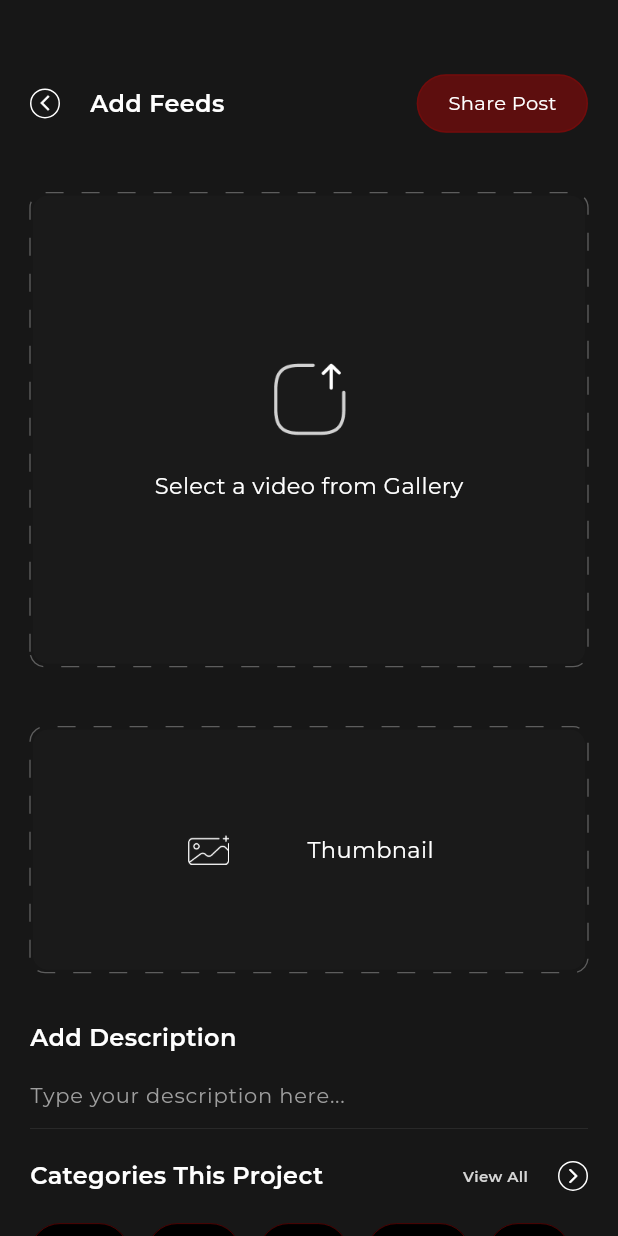
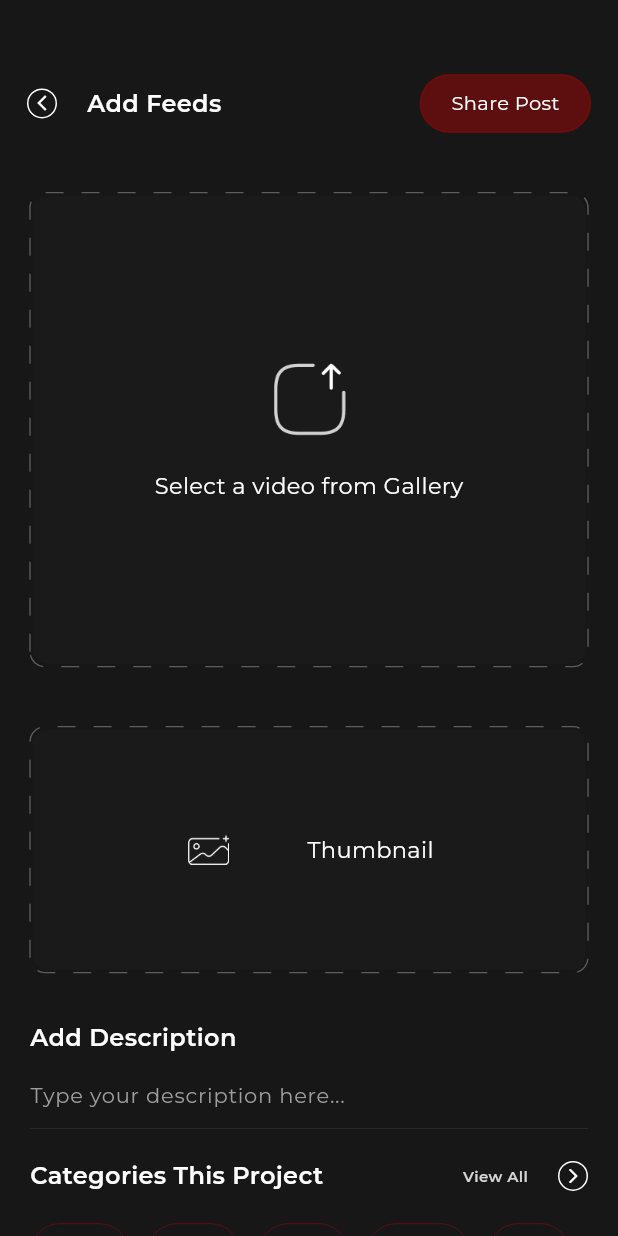
Before and after one commit to AhammedRisvin/video_feed_app, a Flutter app: the AddFeedsView screen opened by its route, on a phone screen of 412 x 824 dp. Run offline on Flutter 3.47's test engine with Material 3 defaults, Android fonts, the phone set to English and light mode, and no system bars; drawn by our look-alikes of dotted_border; our stand-ins replace cached_network_image, google_fonts, shared_preferences; accounts and stored records are empty.

Commit message:
ui completed with small updates

```diff
--- a/lib/screens/add_feeds_view/view/add_feeds_view.dart
+++ b/lib/screens/add_feeds_view/view/add_feeds_view.dart
@@ -13,14 +13,19 @@ class AddFeedsView extends StatelessWidget {
   @override
   Widget build(BuildContext context) {
     return Scaffold(
-      body: SingleChildScrollView(
+      body: Column(
+        crossAxisAlignment: CrossAxisAlignment.start,
+        children: [
+          SizeBoxH(Responsive.height * 6),
+          _buildHeader(context),
+          SizeBoxH(10),
+          Expanded(
+            child: SingleChildScrollView(
               padding: const EdgeInsets.symmetric(horizontal: 20),
               child: Column(
                 crossAxisAlignment: CrossAxisAlignment.start,
                 children: [
-            SizeBoxH(Responsive.height * 6),
-            _buildHeader(context),
-            SizeBoxH(40),
+                  SizeBoxH(30),
                   _buildVideoPicker(),
                   SizeBoxH(40),
                   _buildThumbnailPicker(),
@@ -33,14 +38,20 @@ class AddFeedsView extends StatelessWidget {
                   _buildCategoryHeader(),
                   SizeBoxH(20),
                   const CategorySelector(),
+                  SizeBoxH(100),
                 ],
               ),
+            ),
+          ),
+        ],
       ),
     );
   }
 
   Widget _buildHeader(BuildContext context) {
-    return Row(
+    return Padding(
+      padding: const EdgeInsets.symmetric(horizontal: 18.0),
+      child: Row(
         children: [
           GestureDetector(
             onTap: () => Navigator.pop(context),
@@ -70,6 +81,7 @@ class AddFeedsView extends StatelessWidget {
             ),
           ),
         ],
+      ),
     );
   }
 
--- a/lib/screens/add_feeds_view/view/widget/category_selector_widget.dart
+++ b/lib/screens/add_feeds_view/view/widget/category_selector_widget.dart
@@ -22,7 +22,7 @@ class CategorySelector extends StatelessWidget {
               child: Container(
                 padding: const EdgeInsets.symmetric(horizontal: 12, vertical: 12),
                 decoration: BoxDecoration(
-                  color: isSelected ? const Color(0xffC70000).withOpacity(0.4) : Colors.black,
+                  color: isSelected ? const Color(0xffC70000).withOpacity(0.4) : Colors.transparent,
                   borderRadius: BorderRadius.circular(20),
                   border: Border.all(color: const Color(0xffC70000).withOpacity(isSelected ? 1.0 : 0.4), width: 0.62),
                 ),
```
Lines whose indentation alone changed are shown as unchanged.
